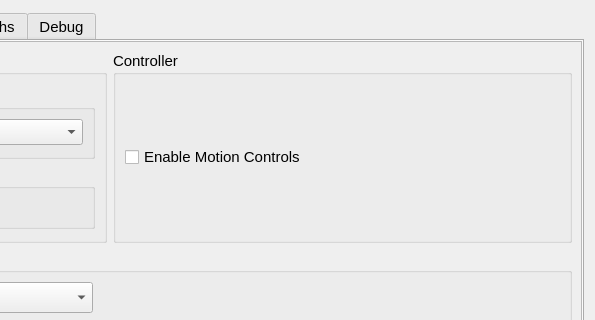
Before: the Qt Designer form src/qt_gui/settings_dialog.ui in shadps4-emu/shadPS4, drawn with Qt 5; both pictures show x 375 to 970 and y 0 to 320 of the 970 by 750 pixel window.
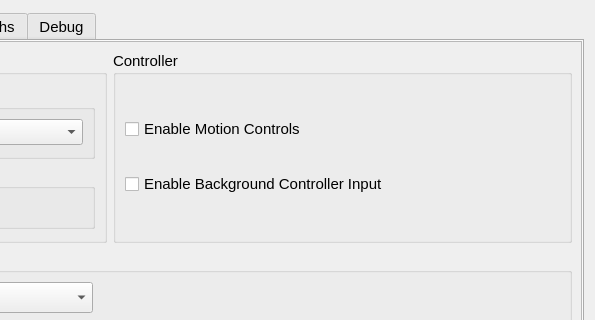
After: the same form once the commit is applied. The open tabs and pages were chosen to show the change. Icons and pictures are not drawn.

Commit message: Config: toggle background controller inputs (#3424)

The edit to the form file:
```diff
--- a/src/qt_gui/settings_dialog.ui
+++ b/src/qt_gui/settings_dialog.ui
@@ -1724,6 +1724,13 @@
                  </property>
                 </widget>
                </item>
+               <item>
+                <widget class="QCheckBox" name="backgroundControllerCheckBox">
+                 <property name="text">
+                  <string>Enable Background Controller Input</string>
+                 </property>
+                </widget>
+               </item>
               </layout>
              </widget>
             </item>
```
The commit also changes 6 other files.
